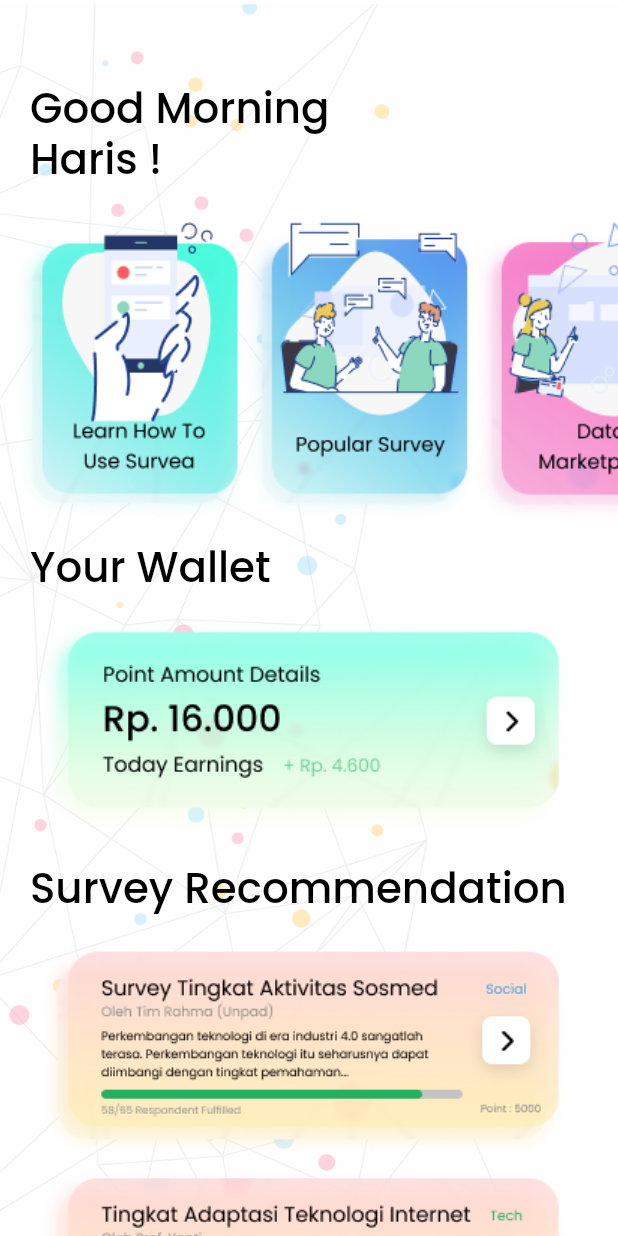
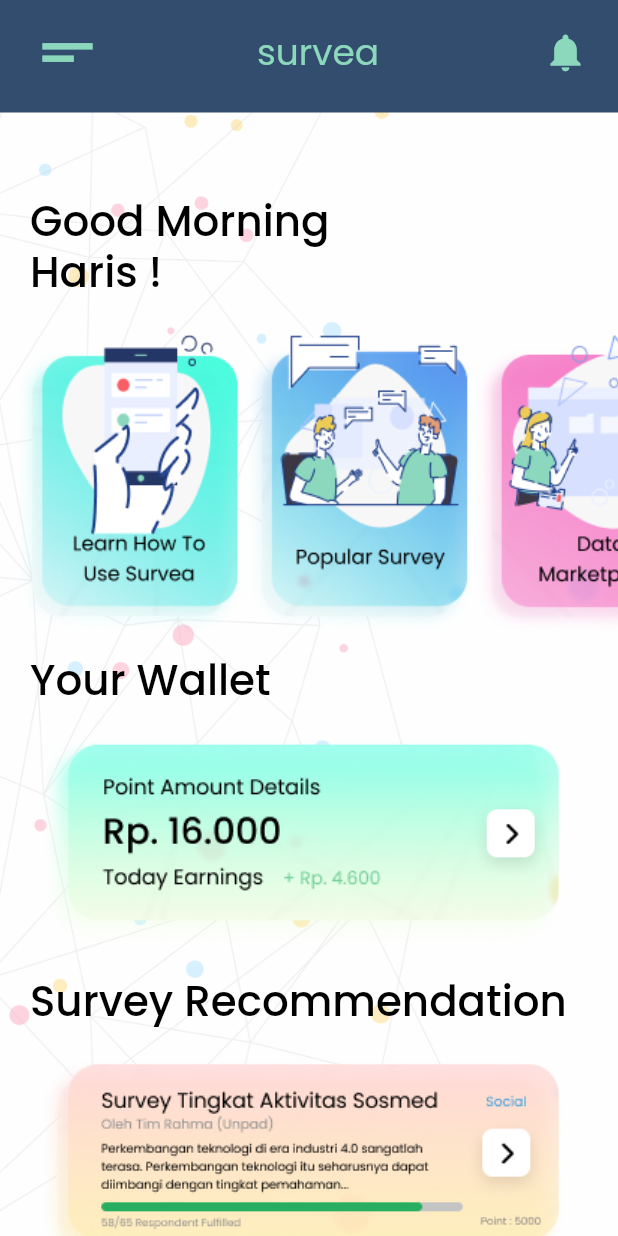
Before and after one commit to hazelflith/survea_app, a Flutter app: the Home screen opened by its route, on a phone screen of 412 x 824 dp. Run offline on Flutter 3.47's test engine with Material 2 defaults, Android fonts, the phone set to English and light mode, and no system bars; our stand-ins replace dio, get_it, stacked, webview_flutter.

```diff
--- a/lib/main.dart
+++ b/lib/main.dart
@@ -28,7 +28,7 @@ class MyApp extends StatelessWidget {
         ),
         textTheme: globalTextTheme,
       ),
-      home: SurveyList(),
+      home: Home(),
     );
   }
 }
--- a/lib/ui/views/home_view.dart
+++ b/lib/ui/views/home_view.dart
@@ -1,8 +1,15 @@
 import 'package:flutter/material.dart';
 import 'package:survea_app/ui/ui_helper.dart';
+import 'package:survea_app/ui/widgets/appbar/home_appbar.dart';
 import 'package:survea_app/ui/widgets/appbar/menu_drawer.dart';
 
-class Home extends StatelessWidget {
+class Home extends StatefulWidget {
+  @override
+  _HomeState createState() => _HomeState();
+}
+class _HomeState extends State<Home>{
+  final GlobalKey<ScaffoldState> _scaffoldKey = GlobalKey<ScaffoldState>();
+  ScrollController controller;
   @override
   Widget build(BuildContext context) {
     UIHelper.init(context);
@@ -21,6 +28,13 @@ class Home extends StatelessWidget {
         child: ListView(
           // crossAxisAlignment: CrossAxisAlignment.start,
           children: <Widget>[
+            Container(
+              color: UIHelper.surveaBlue,
+              child: Padding(
+                padding: EdgeInsets.fromLTRB(20, 10, 20, 15),
+                child: HomeAppBar(scaffoldKey: _scaffoldKey),
+              ),
+            ),
           UIHelper.vSpaceSmall(),
           Padding(
           padding: EdgeInsets.symmetric(horizontal: 20.0),
```
Also changed, not shown: lib/ui/views/surveylist_view.dart (+10 -0 lines), assets/image/menubar/credit-card.png (added), assets/image/menubar/file-text.png (added), assets/image/menubar/home.png (added), assets/image/menubar/list.png (added), assets/image/menubar/pp.png (added), assets/image/menubar/shopping-cart.png (added), assets/image/menubar/thumbs-up.png (added).
